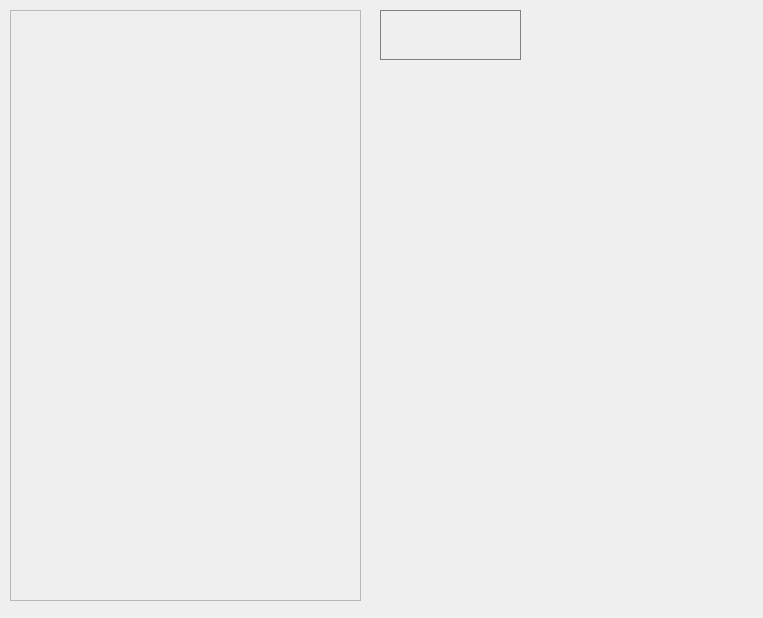
Above: emotes.ui from Okakuh/EmoteAdder before the change. Below: the same form after it.
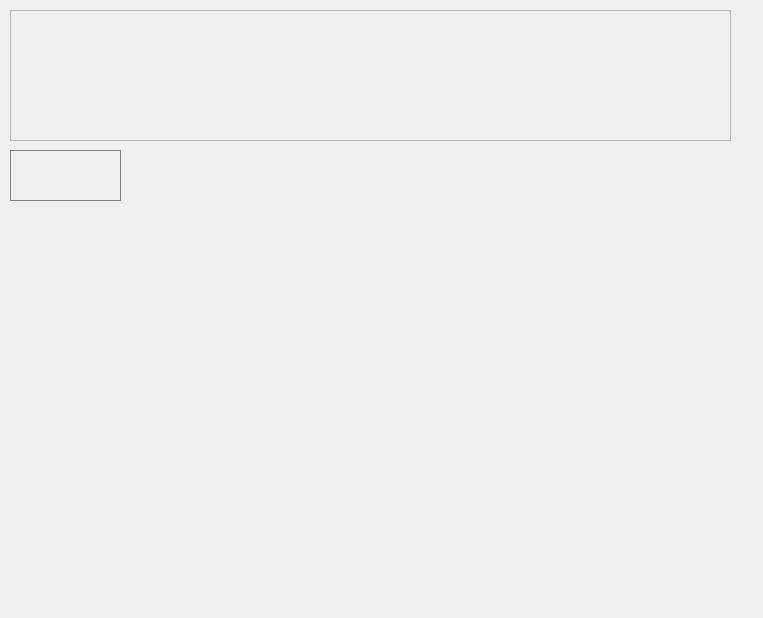
That is the form after the change.

Patch:
```diff
--- a/emotes.ui
+++ b/emotes.ui
@@ -21,8 +21,8 @@
     <rect>
      <x>10</x>
      <y>10</y>
-     <width>351</width>
-     <height>591</height>
+     <width>721</width>
+     <height>131</height>
     </rect>
    </property>
    <property name="widgetResizable">
@@ -33,8 +33,8 @@
      <rect>
       <x>0</x>
       <y>0</y>
-      <width>349</width>
-      <height>589</height>
+      <width>719</width>
+      <height>129</height>
      </rect>
     </property>
    </widget>
@@ -42,10 +42,10 @@
   <widget class="QPushButton" name="selectedEmote">
    <property name="geometry">
     <rect>
-     <x>380</x>
-     <y>10</y>
-     <width>141</width>
-     <height>50</height>
+     <x>10</x>
+     <y>150</y>
+     <width>111</width>
+     <height>51</height>
     </rect>
    </property>
    <property name="styleSheet">
```
